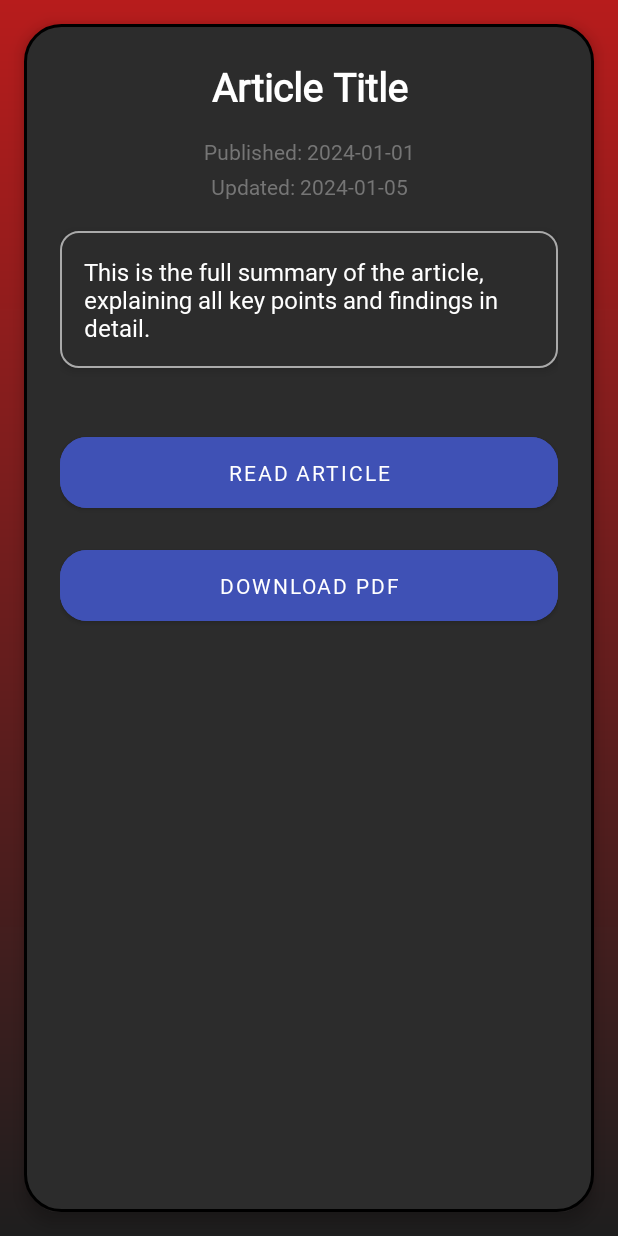
After one commit to QuanyshK/ResearcherHelperApp, an Android app: the layout fragment_article_details.xml on its own in the app's theme, with its tools: preview values and no code run, on a phone screen of 412 x 824 dp. The commit adds this screen. Run offline under Robolectric (Android 15) with nearby library versions, the phone set to English and light mode, and no system bars.

Commit message:
Add PDFreader for reading article

```diff
--- a/ResearcherApp/app/build.gradle.kts
+++ b/ResearcherApp/app/build.gradle.kts
@@ -3,6 +3,7 @@ plugins {
     alias(libs.plugins.kotlin.android)
     id("kotlin-kapt")
     id("com.google.gms.google-services")
+    id("kotlin-parcelize")
 }
 
 android {
--- /dev/null
+++ b/ResearcherApp/app/src/main/res/drawable/card_background.xml
@@ -0,0 +1,7 @@
+<shape xmlns:android="http://schemas.android.com/apk/res/android"
+    android:shape="rectangle">
+    <corners android:radius="24dp" />
+    <solid android:color="@color/inputBackground" />
+    <stroke
+        android:width="2dp" />
+</shape>
--- /dev/null
+++ b/ResearcherApp/app/src/main/res/layout/fragment_article_details.xml
@@ -0,0 +1,96 @@
+<FrameLayout xmlns:android="http://schemas.android.com/apk/res/android"
+    xmlns:app="http://schemas.android.com/apk/res-auto"
+    xmlns:tools="http://schemas.android.com/tools"
+    android:layout_width="match_parent"
+    android:layout_height="match_parent"
+    android:background="@color/light_gray"
+    tools:context=".ui.fragment.ArticleDetailsFragment">
+    <ImageView
+        android:layout_width="match_parent"
+        android:layout_height="match_parent"
+        android:scaleType="centerCrop"
+        android:src="@drawable/gradient_background" />
+
+    <ScrollView
+        android:layout_width="match_parent"
+        android:layout_height="match_parent"
+        android:fillViewport="true">
+
+        <LinearLayout
+            android:layout_width="match_parent"
+            android:layout_height="wrap_content"
+            android:orientation="vertical"
+            android:gravity="center_horizontal"
+            android:padding="24dp"
+            android:background="@drawable/card_background"
+            android:elevation="6dp"
+            android:layout_margin="16dp">
+
+            <TextView
+                android:id="@+id/textViewTitle"
+                android:layout_width="match_parent"
+                android:layout_height="wrap_content"
+                android:textSize="26sp"
+                android:textStyle="bold"
+                android:textAlignment="center"
+                android:textColor="@color/primaryTextColor"
+                android:layout_marginBottom="16dp"
+                tools:text="Article Title" />
+
+            <TextView
+                android:id="@+id/textViewPublished"
+                android:layout_width="match_parent"
+                android:layout_height="wrap_content"
+                android:textSize="14sp"
+                android:textAlignment="center"
+                android:textColor="@color/dark_gray"
+                android:layout_marginBottom="4dp"
+                tools:text="Published: 2024-01-01" />
+
+            <TextView
+                android:id="@+id/textViewUpdated"
+                android:layout_width="match_parent"
+                android:layout_height="wrap_content"
+                android:textSize="14sp"
+                android:textAlignment="center"
+                android:textColor="@color/dark_gray"
+                android:layout_marginBottom="20dp"
+                tools:text="Updated: 2024-01-05" />
+
+            <TextView
+                android:id="@+id/textViewSummary"
+                android:layout_width="match_parent"
+                android:layout_height="wrap_content"
+                android:textSize="16sp"
+                android:padding="16dp"
+                android:textColor="@color/primaryTextColor"
+                android:background="@drawable/edittext_background"
+                android:elevation="4dp"
+                android:layout_marginBottom="24dp"
+                tools:text="This is the full summary of the article, explaining all key points and findings in detail." />
+            <Button
+                android:id="@+id/buttonReadArticle"
+                android:layout_width="match_parent"
+                android:layout_height="wrap_content"
+                android:text="Read Article"
+                android:textColor="@color/primaryTextColor"
+                android:backgroundTint="@color/primary"
+                android:padding="14dp"
+                android:elevation="4dp"
+                android:layout_marginTop="16dp"
+                app:cornerRadius="18dp"/>
+
+            <Button
+                android:id="@+id/buttonDownload"
+                android:layout_width="match_parent"
+                android:layout_height="wrap_content"
+                android:text="Download PDF"
+                android:textColor="@color/primaryTextColor"
+                android:backgroundTint="@color/primary"
+                android:padding="14dp"
+                android:elevation="4dp"
+                android:layout_marginTop="16dp"
+                app:cornerRadius="18dp"/>
+        </LinearLayout>
+    </ScrollView>
+</FrameLayout>
--- a/ResearcherApp/app/src/main/res/layout/fragment_login.xml
+++ b/ResearcherApp/app/src/main/res/layout/fragment_login.xml
@@ -46,7 +46,7 @@
         android:layout_width="wrap_content"
         android:layout_height="wrap_content"
         android:text="Don't have an account? Sign up"
-        android:textColor="@color/buttonColor"
+        android:textColor="@color/primaryTextColor"
         android:layout_gravity="center"
         android:paddingTop="24dp"/>
 
--- a/ResearcherApp/app/src/main/res/values/colors.xml
+++ b/ResearcherApp/app/src/main/res/values/colors.xml
@@ -4,4 +4,7 @@
     <color name="inputBackground">#2C2C2C</color>
     <color name="primaryTextColor">#FFFFFF</color>
     <color name="black">#000000</color>
+    <color name="light_gray">#F5F5F5</color>
+    <color name="dark_gray">#757575</color>
+    <color name="primary">#3F51B5</color>
 </resources>
--- a/ResearcherApp/app/src/main/res/values/themes.xml
+++ b/ResearcherApp/app/src/main/res/values/themes.xml
@@ -1,10 +1,7 @@
-<resources xmlns:tools="http://schemas.android.com/tools">
-    <!-- Base application theme. -->
-    <style name="Base.Theme.ResearcherApp" parent="Theme.Material3.DayNight.NoActionBar">
-        <!-- Customize your light theme here. -->
-        <!-- <item name="colorPrimary">@color/my_light_primary</item> -->
-    </style>
+<resources>
     <style name="AppTheme" parent="Theme.MaterialComponents.DayNight.DarkActionBar">
+        <item name="windowNoTitle">true</item>
+        <item name="android:windowActionBar">false</item>
         <item name="android:fontFamily">@font/courier_new</item>
     </style>
 </resources>
```
Also changed, not shown: ResearcherApp/app/src/main/java/com/example/researcherapp/adapter/ArxivAdapter.kt (+9 -11 lines), ResearcherApp/app/src/main/java/com/example/researcherapp/data/model/ArxivEntry.kt (+78 -5 lines), ResearcherApp/app/src/main/java/com/example/researcherapp/ui/fragment/ArticleDetailsFragment.kt (added, +67 -0 lines), ResearcherApp/app/src/main/java/com/example/researcherapp/ui/fragment/PdfViewerFragment.kt (added, +62 -0 lines), ResearcherApp/app/src/main/java/com/example/researcherapp/ui/fragment/ResearchListFragment.kt (+19 -1 lines), ResearcherApp/app/src/main/res/drawable/ic_arrow_back.xml (added, +10 -0 lines), ResearcherApp/app/src/main/res/layout/fragment_pdf_viewer.xml (added, +64 -0 lines), ResearcherApp/app/src/main/res/layout/item_article.xml (+20 -12 lines), 1 other file.
